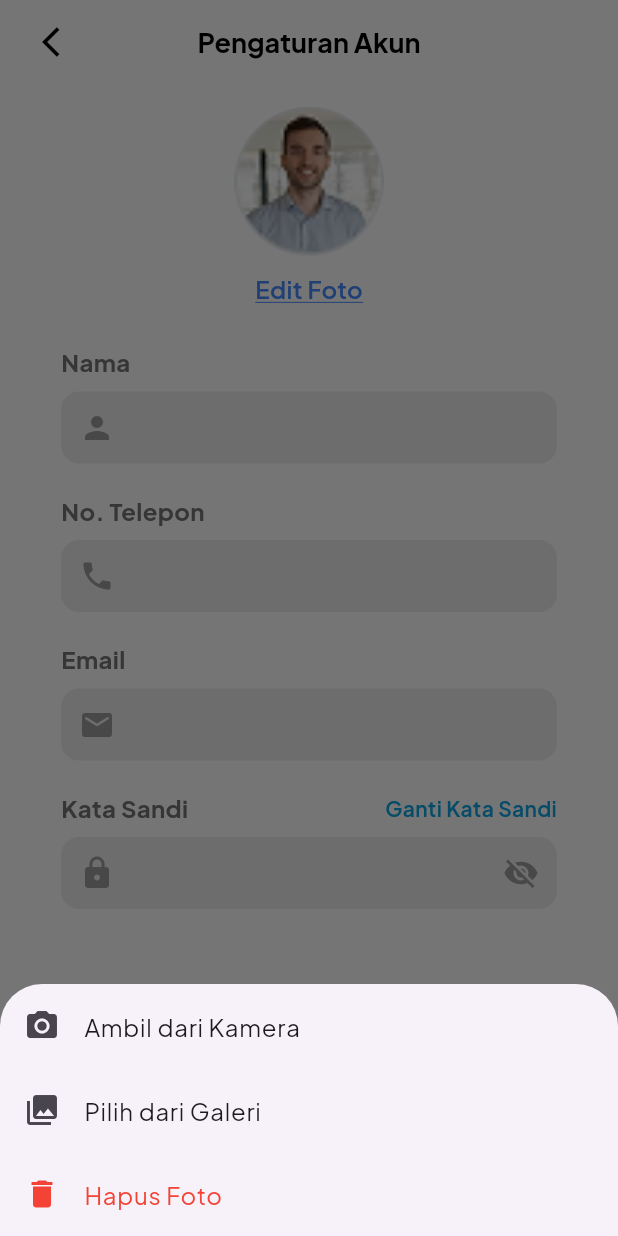
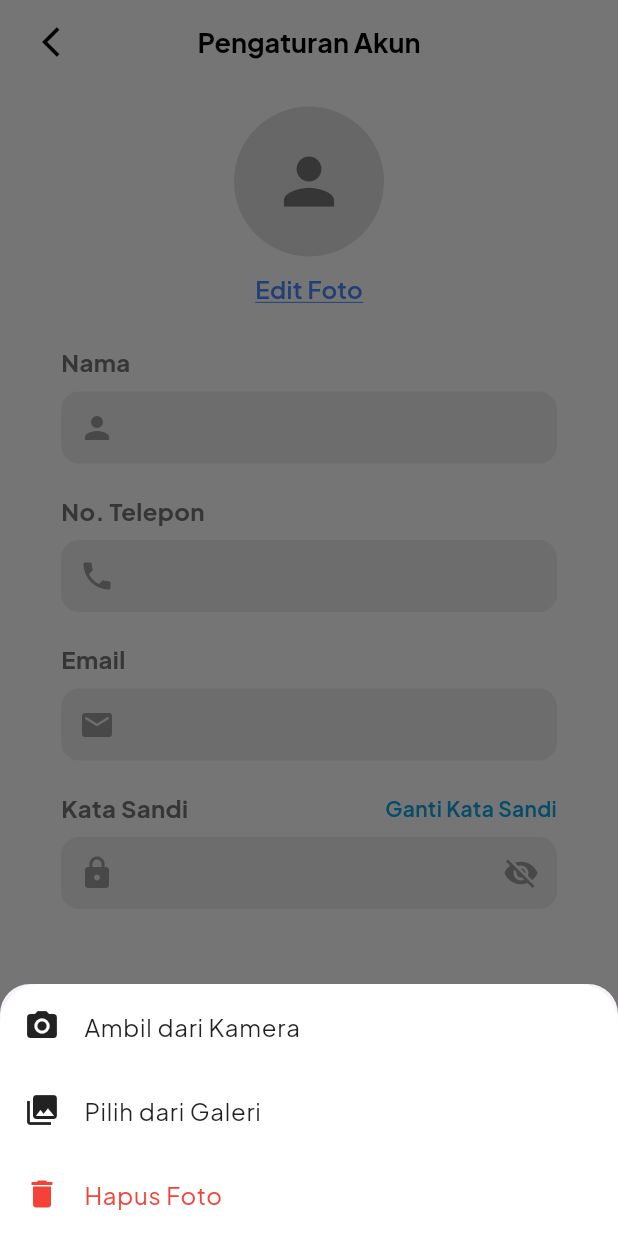
Before and after one commit to azzahrarinaldi/bersihku-app, a Flutter app: the UserSettingsScreen screen opened by its route, after a tap on "Edit Foto", on a phone screen of 412 x 824 dp. Run offline on Flutter 3.47's test engine with Material 3 defaults, Android fonts, the phone set to English and light mode, and no system bars; our stand-ins replace cloud_firestore, firebase_auth, firebase_core, firebase_storage, geocoding, geolocator and 4 more; accounts and stored records are empty.

Commit message:
fixing profile user

```diff
--- a/lib/controller/user_setting_controller.dart
+++ b/lib/controller/user_setting_controller.dart
@@ -33,10 +33,10 @@ class UserSettingController extends GetxController {
           await FirebaseFirestore.instance.collection('users').doc(uid).get();
       final url = doc.data()?['profile_picture'] ?? '';
       profileImageUrl.value =
-          url.isNotEmpty ? url : 'assets/images/profile-person-history.png';
+          url.isNotEmpty ? url : '';
     } catch (e) {
       print("Error: $e");
-      profileImageUrl.value = 'assets/images/profile-person-history.png';
+      profileImageUrl.value = '';
     }
   }
 
@@ -152,7 +152,7 @@ class UserSettingController extends GetxController {
       });
 
       // Set default gambar lokal
-      profileImageUrl.value = 'assets/images/profile-person-history.png';
+      profileImageUrl.value = 'profile_images/default_profile.jpg';
 
       Get.snackbar(
         "Sukses",
--- a/lib/ui/user-front/profile-user/settings/settings_screen.dart
+++ b/lib/ui/user-front/profile-user/settings/settings_screen.dart
@@ -12,34 +12,50 @@ class UserSettingsScreen extends StatelessWidget {
   void _showImagePickerOptions(BuildContext context) {
     showModalBottomSheet(
       context: context,
-      builder: (_) {
-        return SafeArea(
+      shape: const RoundedRectangleBorder(
+        borderRadius: BorderRadius.vertical(top: Radius.circular(20)),
+      ),
+      builder: (context) {
+        return Container(
+          decoration: const BoxDecoration(
+            color: Colors.white,
+            borderRadius: BorderRadius.vertical(top: Radius.circular(26)),
+          ),
           child: Wrap(
             children: [
               ListTile(
-                leading: Icon(Icons.camera_alt),
-                title: Text('Ambil dari Kamera'),
+                leading: const Icon(Icons.camera_alt, color: Colors.black87),
+                title: const Text(
+                  'Ambil dari Kamera',
+                  style: TextStyle(fontSize: 16, color: Colors.black87),
+                ),
                 onTap: () {
                   Navigator.pop(context);
                   controller.pickImage(ImageSource.camera);
                 },
               ),
               ListTile(
-                leading: Icon(Icons.photo_library),
-                title: Text('Pilih dari Galeri'),
+                leading: const Icon(Icons.photo_library, color: Colors.black87),
+                title: const Text(
+                  'Pilih dari Galeri',
+                  style: TextStyle(fontSize: 16, color: Colors.black87),
+                ),
                 onTap: () {
                   Navigator.pop(context);
                   controller.pickImage(ImageSource.gallery);
                 },
               ),
               ListTile(
-              leading: Icon(Icons.delete, color: Colors.red,),
-              title: Text('Hapus Foto', style: TextStyle(color: Colors.red),),
-              onTap: () async {
-                Navigator.pop(context);
-                await controller.deleteProfileImage();
-              },
-            ),
+                leading: const Icon(Icons.delete, color: Colors.red),
+                title: const Text(
+                  'Hapus Foto',
+                  style: TextStyle(fontSize: 16, color: Colors.red),
+                ),
+                onTap: () async {
+                  Navigator.pop(context);
+                  await controller.deleteProfileImage();
+                },
+              ),
             ],
           ),
         );
```
Also changed, not shown: lib/ui/auth_wrapper.dart (+15 -10 lines), 4 other files.
